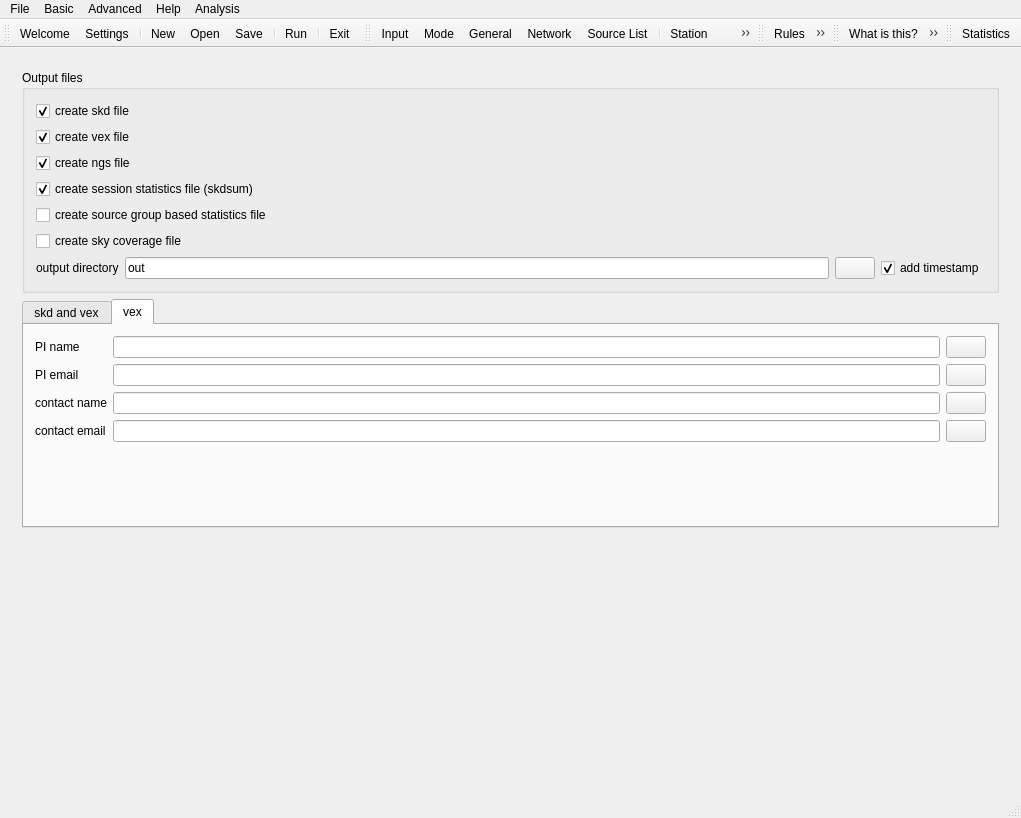
Before: the Qt Designer form mainwindow.ui in TUW-VieVS/VieSchedpp, drawn with Qt 5.
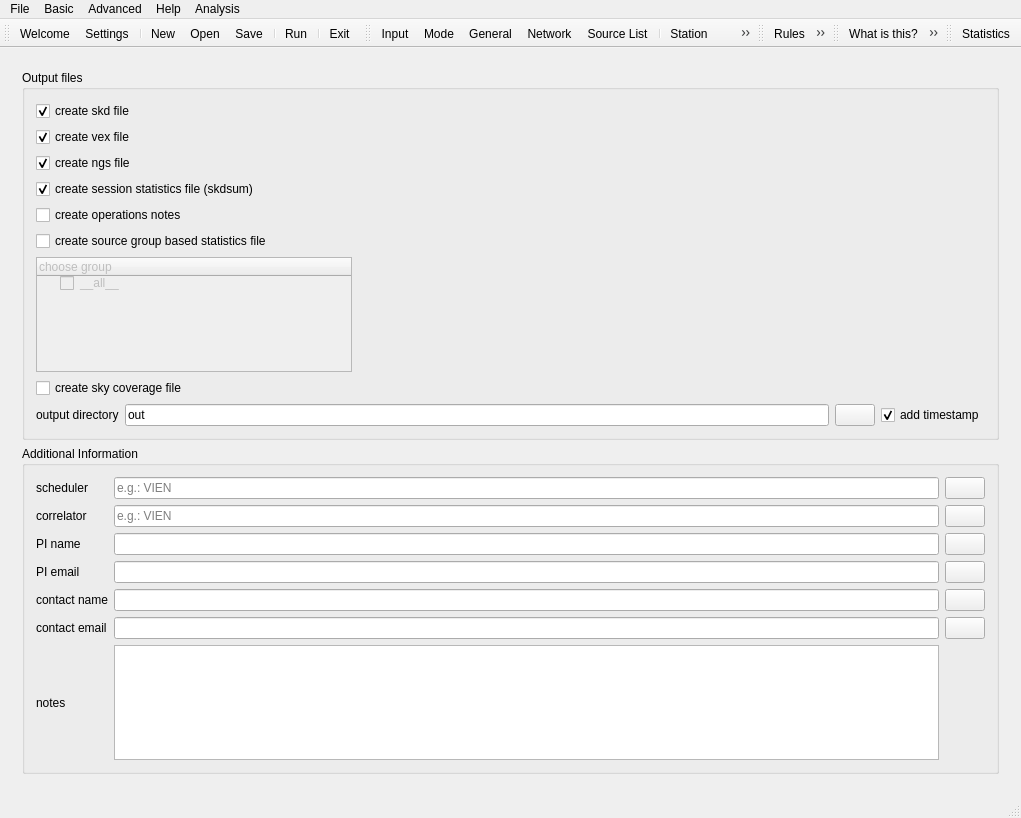
After: the same form once the commit is applied. The open tabs and pages were chosen to show the change. Icons and pictures are not drawn.

Patch:
```diff
--- a/mainwindow.ui
+++ b/mainwindow.ui
@@ -4668,8 +4668,6 @@
           <property name="title">
            <string>Output files</string>
           </property>
-          <layout class="QVBoxLayout" name="verticalLayout_27">
-           <item>
             <layout class="QVBoxLayout" name="verticalLayout_8">
              <item>
               <widget class="QCheckBox" name="checkBox_outputSkdFile">
@@ -4729,6 +4727,13 @@
                </property>
               </widget>
              </item>
+           <item>
+            <widget class="QCheckBox" name="checkBox_outputOperationsNotes">
+             <property name="text">
+              <string>create operations notes</string>
+             </property>
+            </widget>
+           </item>
              <item>
               <widget class="QCheckBox" name="checkBox_outputSourceGroupStatFile">
                <property name="text">
@@ -4736,6 +4741,43 @@
                </property>
               </widget>
              </item>
+           <item>
+            <layout class="QHBoxLayout" name="horizontalLayout_31" stretch="1,2">
+             <item>
+              <widget class="QTreeWidget" name="treeWidget_srcGroupForStatistics">
+               <property name="enabled">
+                <bool>false</bool>
+               </property>
+               <column>
+                <property name="text">
+                 <string>choose group</string>
+                </property>
+               </column>
+               <item>
+                <property name="text">
+                 <string>__all__</string>
+                </property>
+                <property name="checkState">
+                 <enum>Unchecked</enum>
+                </property>
+               </item>
+              </widget>
+             </item>
+             <item>
+              <spacer name="horizontalSpacer_9">
+               <property name="orientation">
+                <enum>Qt::Horizontal</enum>
+               </property>
+               <property name="sizeHint" stdset="0">
+                <size>
+                 <width>40</width>
+                 <height>20</height>
+                </size>
+               </property>
+              </spacer>
+             </item>
+            </layout>
+           </item>
              <item>
               <widget class="QCheckBox" name="checkBox_outputSkyCoverageFile">
                <property name="toolTip">
@@ -4749,8 +4791,6 @@
                </property>
               </widget>
              </item>
-            </layout>
-           </item>
            <item>
             <layout class="QHBoxLayout" name="horizontalLayout_74">
              <item>
@@ -4806,14 +4846,10 @@
          </widget>
         </item>
         <item>
-         <widget class="QTabWidget" name="tabWidget_4">
-          <property name="currentIndex">
-           <number>0</number>
+         <widget class="QGroupBox" name="groupBox_9">
+          <property name="title">
+           <string>Additional Information</string>
           </property>
-          <widget class="QWidget" name="tab_5">
-           <attribute name="title">
-            <string>skd and vex</string>
-           </attribute>
            <layout class="QGridLayout" name="gridLayout_5">
             <item row="0" column="0">
              <layout class="QGridLayout" name="gridLayout_2">
@@ -4897,152 +4933,30 @@
                 </property>
                </widget>
               </item>
-             </layout>
-            </item>
-            <item row="1" column="0">
-             <spacer name="verticalSpacer_17">
-              <property name="orientation">
-               <enum>Qt::Vertical</enum>
-              </property>
-              <property name="sizeHint" stdset="0">
-               <size>
-                <width>20</width>
-                <height>40</height>
-               </size>
-              </property>
-             </spacer>
-            </item>
-           </layout>
-          </widget>
-          <widget class="QWidget" name="tab_6">
-           <attribute name="title">
-            <string>vex</string>
-           </attribute>
-           <layout class="QVBoxLayout" name="verticalLayout_50">
-            <item>
-             <layout class="QGridLayout" name="gridLayout_6">
-              <item row="2" column="0">
-               <widget class="QLabel" name="correlatorLabel_2">
-                <property name="text">
-                 <string>contact name</string>
-                </property>
-               </widget>
-              </item>
-              <item row="3" column="0">
-               <widget class="QLabel" name="label_39">
-                <property name="text">
-                 <string>contact email</string>
-                </property>
-               </widget>
-              </item>
-              <item row="2" column="2">
-               <widget class="QPushButton" name="pushButton_28">
+             <item row="2" column="1">
+              <widget class="QLineEdit" name="experimentNameLineEdit_2">
                 <property name="toolTip">
                  <string>save as default email addres</string>
                 </property>
                 <property name="statusTip">
-                 <string>save as default correlator</string>
+                <string>experiment name</string>
+               </property>
+               <property name="inputMask">
+                <string/>
                 </property>
                 <property name="text">
                  <string/>
                 </property>
-                <property name="icon">
-                 <iconset resource="myresources.qrc">
-                  <normaloff>:/icons/icons/document-export.png</normaloff>:/icons/icons/document-export.png</iconset>
-                </property>
-               </widget>
-              </item>
-              <item row="1" column="0">
+              </widget>
+             </item>
+             <item row="3" column="0">
                <widget class="QLabel" name="schedulerLabel_2">
                 <property name="text">
                  <string>PI email</string>
                 </property>
                </widget>
               </item>
-              <item row="1" column="1">
-               <widget class="QLineEdit" name="schedulerLineEdit_2">
-                <property name="toolTip">
-                 <string>enter scheduler name here</string>
-                </property>
-                <property name="statusTip">
-                 <string>scheduler</string>
-                </property>
-                <property name="text">
-                 <string/>
-                </property>
-               </widget>
-              </item>
-              <item row="0" column="0">
-               <widget class="QLabel" name="experimentNameLabel_2">
-                <property name="text">
-                 <string>PI name</string>
-                </property>
-               </widget>
-              </item>
-              <item row="2" column="1">
-               <widget class="QLineEdit" name="correlatorLineEdit_2">
-                <property name="toolTip">
-                 <string>enter correlator name here</string>
-                </property>
-                <property name="statusTip">
-                 <string>correlator</string>
-                </property>
-                <property name="text">
-                 <string/>
-                </property>
-               </widget>
-              </item>
-              <item row="0" column="1">
-               <widget class="QLineEdit" name="experimentNameLineEdit_2">
-                <property name="toolTip">
-                 <string>enter experiment name here</string>
-                </property>
-                <property name="statusTip">
-                 <string>experiment name</string>
-                </property>
-                <property name="inputMask">
-                 <string/>
-                </property>
-                <property name="text">
-                 <string/>
-                </property>
-               </widget>
-              </item>
-              <item row="0" column="2">
-               <widget class="QPushButton" name="pushButton_31">
-                <property name="toolTip">
-                 <string>save as experiment name</string>
-                </property>
-                <property name="statusTip">
-                 <string>save as experiment name</string>
-                </property>
-                <property name="text">
-                 <string/>
-                </property>
-                <property name="icon">
-                 <iconset resource="myresources.qrc">
-                  <normaloff>:/icons/icons/document-export.png</normaloff>:/icons/icons/document-export.png</iconset>
-                </property>
-               </widget>
-              </item>
-              <item row="1" column="2">
-               <widget class="QPushButton" name="pushButton_29">
-                <property name="toolTip">
-                 <string>save as default email addres</string>
-                </property>
-                <property name="statusTip">
-                 <string>save as default scheduler</string>
-                </property>
-                <property name="text">
-                 <string/>
-                </property>
-                <property name="icon">
-                 <iconset resource="myresources.qrc">
-                  <normaloff>:/icons/icons/document-export.png</normaloff>:/icons/icons/document-export.png</iconset>
-                </property>
-               </widget>
-              </item>
-              <item row="3" column="1">
+             <item row="5" column="1">
                <widget class="QLineEdit" name="correlatorLineEdit_3">
                 <property name="toolTip">
                  <string>enter correlator name here</string>
@@ -5055,7 +4969,41 @@
                 </property>
                </widget>
               </item>
+             <item row="2" column="2">
+              <widget class="QPushButton" name="pushButton_31">
+               <property name="toolTip">
+                <string>save as experiment name</string>
+               </property>
+               <property name="statusTip">
+                <string>save as experiment name</string>
+               </property>
+               <property name="text">
+                <string/>
+               </property>
+               <property name="icon">
+                <iconset resource="myresources.qrc">
+                 <normaloff>:/icons/icons/document-export.png</normaloff>:/icons/icons/document-export.png</iconset>
+               </property>
+              </widget>
+             </item>
               <item row="3" column="2">
+              <widget class="QPushButton" name="pushButton_29">
+               <property name="toolTip">
+                <string>save as default email addres</string>
+               </property>
+               <property name="statusTip">
+                <string>save as default scheduler</string>
+               </property>
+               <property name="text">
+                <string/>
+               </property>
+               <property name="icon">
+                <iconset resource="myresources.qrc">
+                 <normaloff>:/icons/icons/document-export.png</normaloff>:/icons/icons/document-export.png</iconset>
+               </property>
+              </widget>
+             </item>
+             <item row="5" column="2">
                <widget class="QPushButton" name="pushButton_30">
                 <property name="toolTip">
                  <string>save as default email addres</string>
@@ -5072,37 +5020,84 @@
                 </property>
                </widget>
               </item>
-             </layout>
-            </item>
-            <item>
-             <spacer name="verticalSpacer_11">
-              <property name="orientation">
-               <enum>Qt::Vertical</enum>
-              </property>
-              <property name="sizeHint" stdset="0">
-               <size>
-                <width>20</width>
-                <height>40</height>
-               </size>
-              </property>
-             </spacer>
-            </item>
-           </layout>
-          </widget>
-         </widget>
-        </item>
-        <item>
-         <spacer name="verticalSpacer_6">
-          <property name="orientation">
-           <enum>Qt::Vertical</enum>
-          </property>
-          <property name="sizeHint" stdset="0">
-           <size>
-            <width>20</width>
-            <height>246</height>
-           </size>
-          </property>
-         </spacer>
+             <item row="5" column="0">
+              <widget class="QLabel" name="label_39">
+               <property name="text">
+                <string>contact email</string>
+               </property>
+              </widget>
+             </item>
+             <item row="4" column="0">
+              <widget class="QLabel" name="correlatorLabel_2">
+               <property name="text">
+                <string>contact name</string>
+               </property>
+              </widget>
+             </item>
+             <item row="4" column="1">
+              <widget class="QLineEdit" name="correlatorLineEdit_2">
+               <property name="toolTip">
+                <string>enter correlator name here</string>
+               </property>
+               <property name="statusTip">
+                <string>correlator</string>
+               </property>
+               <property name="text">
+                <string/>
+               </property>
+              </widget>
+             </item>
+             <item row="2" column="0">
+              <widget class="QLabel" name="experimentNameLabel_2">
+               <property name="text">
+                <string>PI name</string>
+               </property>
+              </widget>
+             </item>
+             <item row="3" column="1">
+              <widget class="QLineEdit" name="schedulerLineEdit_2">
+               <property name="toolTip">
+                <string>enter scheduler name here</string>
+               </property>
+               <property name="statusTip">
+                <string>scheduler</string>
+               </property>
+               <property name="text">
+                <string/>
+               </property>
+              </widget>
+             </item>
+             <item row="4" column="2">
+              <widget class="QPushButton" name="pushButton_28">
+               <property name="toolTip">
+                <string>save as default email addres</string>
+               </property>
+               <property name="statusTip">
+                <string>save as default correlator</string>
+               </property>
+               <property name="text">
+                <string/>
+               </property>
+               <property name="icon">
+                <iconset resource="myresources.qrc">
+                 <normaloff>:/icons/icons/document-export.png</normaloff>:/icons/icons/document-export.png</iconset>
+               </property>
+              </widget>
+             </item>
+             <item row="6" column="1">
+              <widget class="QPlainTextEdit" name="plainTextEdit"/>
+             </item>
+             <item row="6" column="0">
+              <widget class="QLabel" name="label_10">
+               <property name="text">
+                <string>notes</string>
+               </property>
+              </widget>
+             </item>
+            </layout>
+           </item>
+          </layout>
+         </widget>
         </item>
        </layout>
       </widget>
```
Left out of the diff: 166 changed lines with no effect on the pictures. Lines whose indentation alone changed are shown as unchanged.
